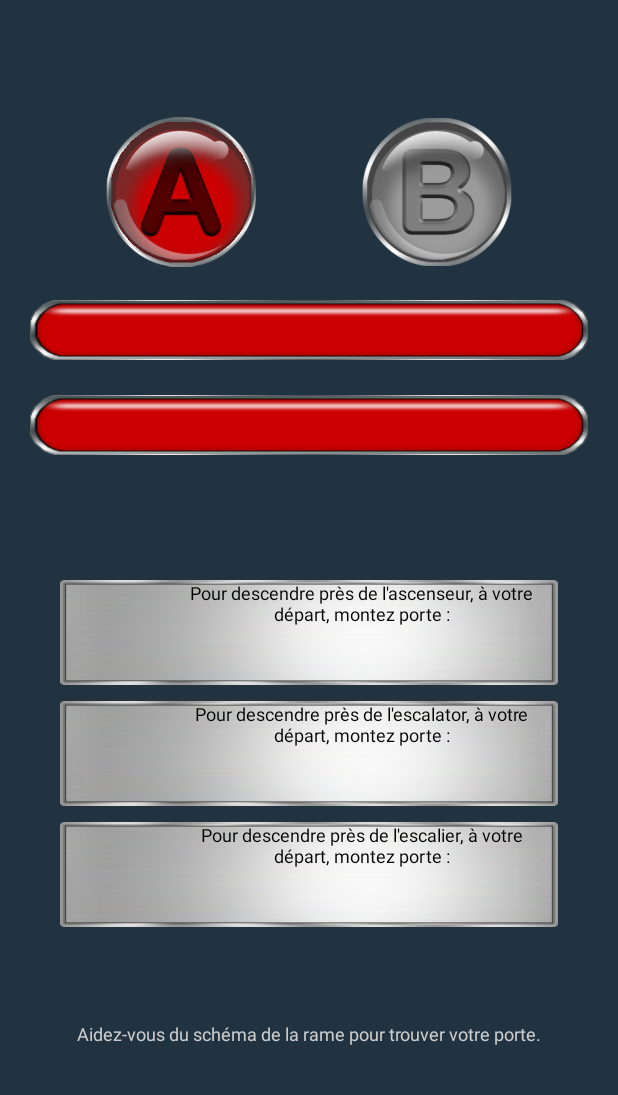
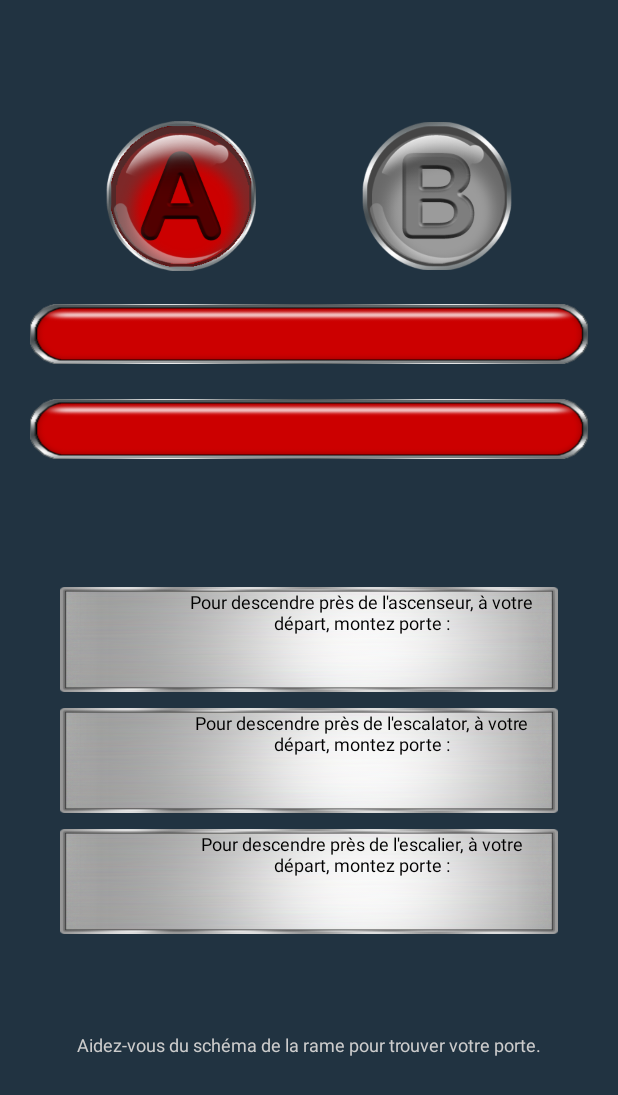
Before and after one commit to YvesToiser/metro-station-exit-finder, an Android app: the layout activity_main.xml on its own in the app's theme, with its tools: preview values and no code run, on a phone screen of 412 x 824 dp. Shown: the top 1095 px of the screen. Run offline under Robolectric (Android 15) with nearby library versions, the light colour scheme and no system bars.

Commit message:
small tuning text fix reduce slightly metro schema

```diff
--- a/app/build.gradle
+++ b/app/build.gradle
@@ -11,8 +11,8 @@ android {
         applicationId "com.toiser.myapp"
         minSdkVersion 16
         targetSdkVersion 28
-        versionCode 9
-        versionName "0.2.4"
+        versionCode 11
+        versionName "0.3.2"
         testInstrumentationRunner "androidx.test.runner.AndroidJUnitRunner"
     }
     buildTypes {
--- a/app/src/main/res/layout/activity_main.xml
+++ b/app/src/main/res/layout/activity_main.xml
@@ -133,12 +133,13 @@
                 android:layout_height="wrap_content"
                 android:layout_marginStart="80dp"
                 android:layout_marginLeft="80dp"
+                android:layout_marginTop="3dp"
                 android:layout_marginEnd="10dp"
                 android:layout_marginRight="10dp"
                 android:text="@string/LiftTextDetail"
                 android:textAlignment="center"
                 android:textColor="#000000"
-                android:textSize="12sp"
+                android:textSize="12dp"
                 app:layout_constraintBottom_toTopOf="@+id/tvLiftNumber"
                 app:layout_constraintEnd_toEndOf="parent"
                 app:layout_constraintStart_toStartOf="parent"
@@ -195,12 +196,13 @@
                 android:layout_height="wrap_content"
                 android:layout_marginStart="80dp"
                 android:layout_marginLeft="80dp"
+                android:layout_marginTop="3dp"
                 android:layout_marginEnd="10dp"
                 android:layout_marginRight="10dp"
                 android:text="@string/EscalatorTextDetail"
                 android:textAlignment="center"
                 android:textColor="#000000"
-                android:textSize="12sp"
+                android:textSize="12dp"
                 app:layout_constraintBottom_toTopOf="@+id/tvEscalatorNumber"
                 app:layout_constraintEnd_toEndOf="parent"
                 app:layout_constraintStart_toStartOf="parent"
@@ -253,12 +255,13 @@
                 android:layout_height="wrap_content"
                 android:layout_marginStart="80dp"
                 android:layout_marginLeft="80dp"
+                android:layout_marginTop="3dp"
                 android:layout_marginEnd="10dp"
                 android:layout_marginRight="10dp"
                 android:text="@string/StairsTextDetail"
                 android:textAlignment="center"
                 android:textColor="#000000"
-                android:textSize="12sp"
+                android:textSize="12dp"
                 app:layout_constraintBottom_toTopOf="@+id/tvStairsNumber"
                 app:layout_constraintEnd_toEndOf="parent"
                 app:layout_constraintStart_toStartOf="parent"
@@ -293,7 +296,7 @@
     <androidx.constraintlayout.widget.ConstraintLayout
         android:id="@+id/bottom_layout"
         android:layout_width="match_parent"
-        android:layout_height="90dp"
+        android:layout_height="80dp"
         app:layout_constraintBottom_toBottomOf="parent"
         app:layout_constraintEnd_toEndOf="parent"
         app:layout_constraintHorizontal_bias="1.0"
@@ -315,7 +318,7 @@
         <ImageView
             android:id="@+id/imageViewLine"
             android:layout_width="match_parent"
-            android:layout_height="60dp"
+            android:layout_height="50dp"
             android:layout_marginStart="20dp"
             android:layout_marginLeft="20dp"
             android:layout_marginTop="20dp"
```
